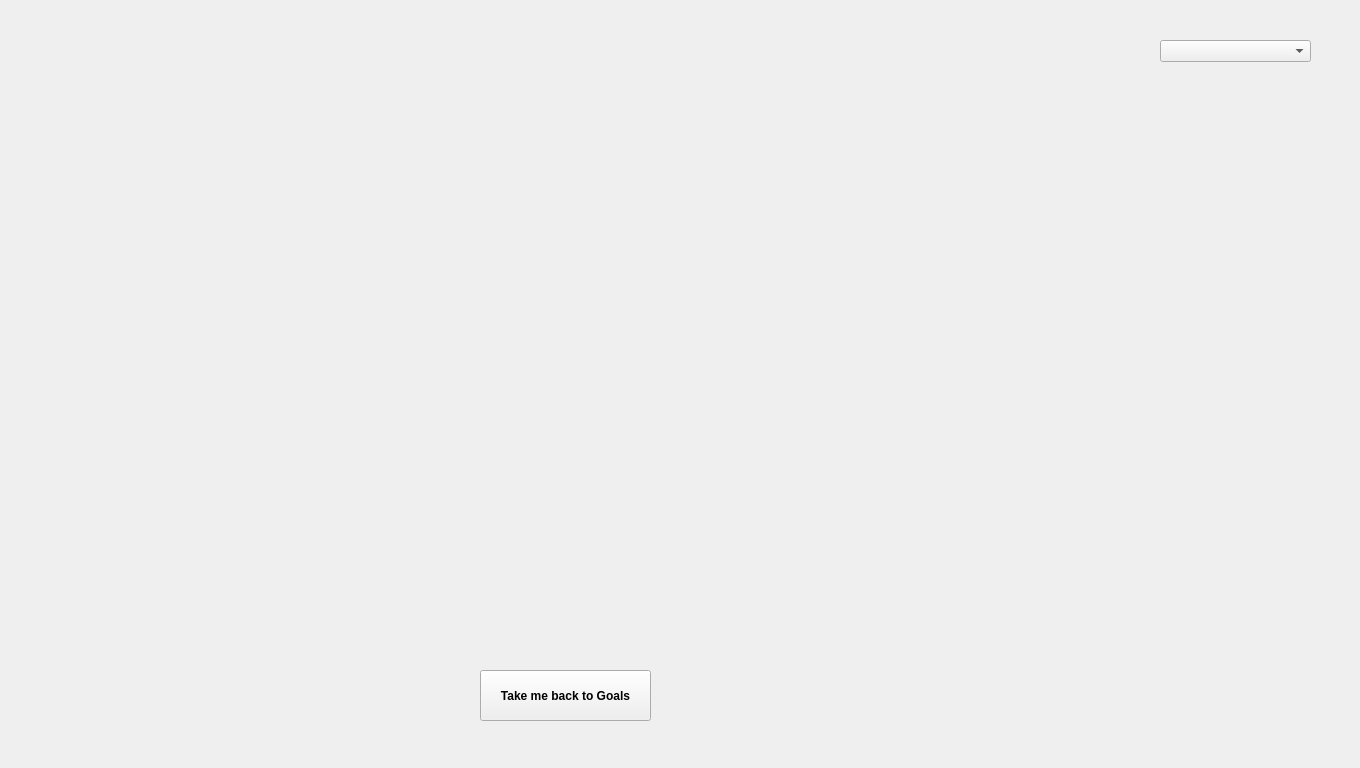
This is 3_Solution/CleverClient/dashboard.ui in georgecpp/CleverPocket as Qt 5 draws it before an edit. The edited form follows.
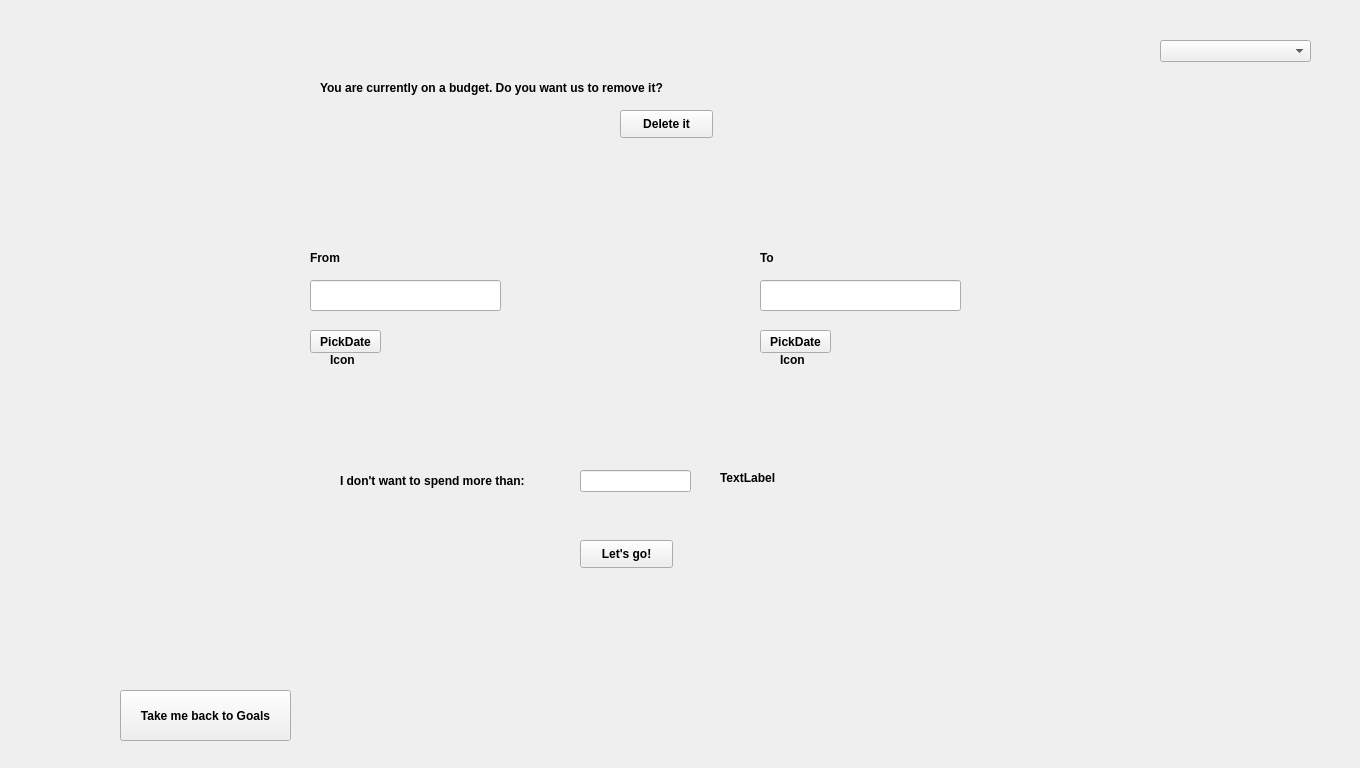
This is the edited form. The open tabs and pages were chosen to show the change.

Commit message: [UPDATE]: Budget and Spending Categories WIP.

Diff of the .ui file:
```diff
--- a/3_Solution/CleverClient/dashboard.ui
+++ b/3_Solution/CleverClient/dashboard.ui
@@ -1751,8 +1751,8 @@
     <widget class="QPushButton" name="budgetbackToGoalsPushButton">
      <property name="geometry">
       <rect>
-       <x>480</x>
-       <y>670</y>
+       <x>120</x>
+       <y>690</y>
        <width>171</width>
        <height>51</height>
       </rect>
@@ -1761,6 +1761,179 @@
       <string>Take me back to Goals</string>
      </property>
     </widget>
+    <widget class="QLineEdit" name="budgetStartDateLineEdit">
+     <property name="geometry">
+      <rect>
+       <x>310</x>
+       <y>280</y>
+       <width>191</width>
+       <height>31</height>
+      </rect>
+     </property>
+    </widget>
+    <widget class="QLineEdit" name="budgetEndDateLineEdit">
+     <property name="geometry">
+      <rect>
+       <x>760</x>
+       <y>280</y>
+       <width>201</width>
+       <height>31</height>
+      </rect>
+     </property>
+    </widget>
+    <widget class="QLabel" name="label">
+     <property name="geometry">
+      <rect>
+       <x>340</x>
+       <y>470</y>
+       <width>231</width>
+       <height>21</height>
+      </rect>
+     </property>
+     <property name="text">
+      <string>I don't want to spend more than:</string>
+     </property>
+    </widget>
+    <widget class="QLineEdit" name="valueNotToExceedLineEdit">
+     <property name="geometry">
+      <rect>
+       <x>580</x>
+       <y>470</y>
+       <width>111</width>
+       <height>22</height>
+      </rect>
+     </property>
+    </widget>
+    <widget class="QLabel" name="budgetISOLabel">
+     <property name="geometry">
+      <rect>
+       <x>720</x>
+       <y>470</y>
+       <width>55</width>
+       <height>16</height>
+      </rect>
+     </property>
+     <property name="text">
+      <string>TextLabel</string>
+     </property>
+    </widget>
+    <widget class="QPushButton" name="budgetSetPushButton">
+     <property name="geometry">
+      <rect>
+       <x>580</x>
+       <y>540</y>
+       <width>93</width>
+       <height>28</height>
+      </rect>
+     </property>
+     <property name="text">
+      <string>Let's go!</string>
+     </property>
+    </widget>
+    <widget class="QLabel" name="label_8">
+     <property name="geometry">
+      <rect>
+       <x>310</x>
+       <y>250</y>
+       <width>55</width>
+       <height>16</height>
+      </rect>
+     </property>
+     <property name="text">
+      <string>From</string>
+     </property>
+    </widget>
+    <widget class="QLabel" name="label_9">
+     <property name="geometry">
+      <rect>
+       <x>760</x>
+       <y>250</y>
+       <width>55</width>
+       <height>16</height>
+      </rect>
+     </property>
+     <property name="text">
+      <string>To</string>
+     </property>
+    </widget>
+    <widget class="QPushButton" name="budgetpickStartDatePushButton">
+     <property name="geometry">
+      <rect>
+       <x>310</x>
+       <y>330</y>
+       <width>71</width>
+       <height>23</height>
+      </rect>
+     </property>
+     <property name="text">
+      <string>PickDate</string>
+     </property>
+    </widget>
+    <widget class="QLabel" name="label_7">
+     <property name="geometry">
+      <rect>
+       <x>330</x>
+       <y>350</y>
+       <width>81</width>
+       <height>20</height>
+      </rect>
+     </property>
+     <property name="text">
+      <string>Icon</string>
+     </property>
+    </widget>
+    <widget class="QPushButton" name="budgetpickEndDatePushButton">
+     <property name="geometry">
+      <rect>
+       <x>760</x>
+       <y>330</y>
+       <width>71</width>
+       <height>23</height>
+      </rect>
+     </property>
+     <property name="text">
+      <string>PickDate</string>
+     </property>
+    </widget>
+    <widget class="QLabel" name="label_10">
+     <property name="geometry">
+      <rect>
+       <x>780</x>
+       <y>350</y>
+       <width>81</width>
+       <height>20</height>
+      </rect>
+     </property>
+     <property name="text">
+      <string>Icon</string>
+     </property>
+    </widget>
+    <widget class="QLabel" name="currentlyOnBudgetLabel">
+     <property name="geometry">
+      <rect>
+       <x>320</x>
+       <y>80</y>
+       <width>411</width>
+       <height>16</height>
+      </rect>
+     </property>
+     <property name="text">
+      <string>You are currently on a budget. Do you want us to remove it?</string>
+     </property>
+    </widget>
+    <widget class="QPushButton" name="deleteBudgetPushButton">
+     <property name="geometry">
+      <rect>
+       <x>620</x>
+       <y>110</y>
+       <width>93</width>
+       <height>28</height>
+      </rect>
+     </property>
+     <property name="text">
+      <string>Delete it</string>
+     </property>
+    </widget>
    </widget>
   </widget>
  </widget>
```
Left out of the diff: 93 changed lines with no effect on the pictures. The commit also changes 13 other files.
